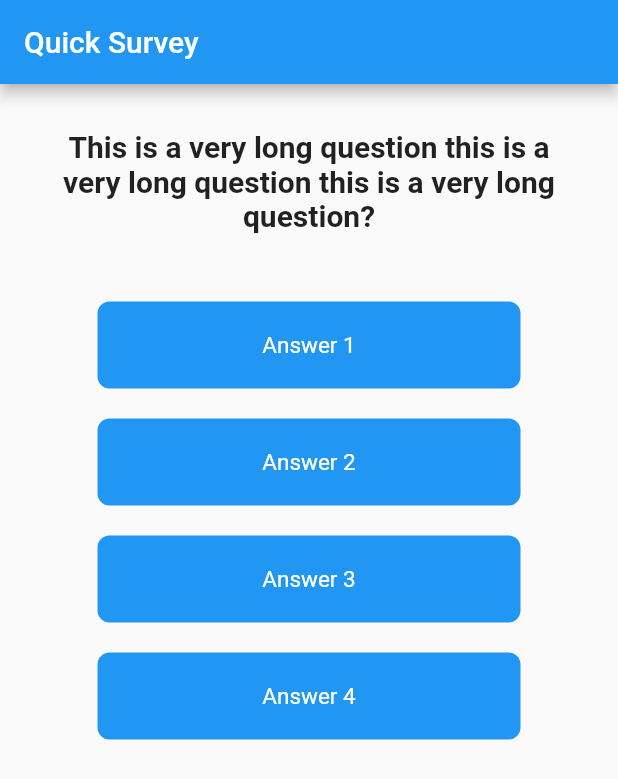
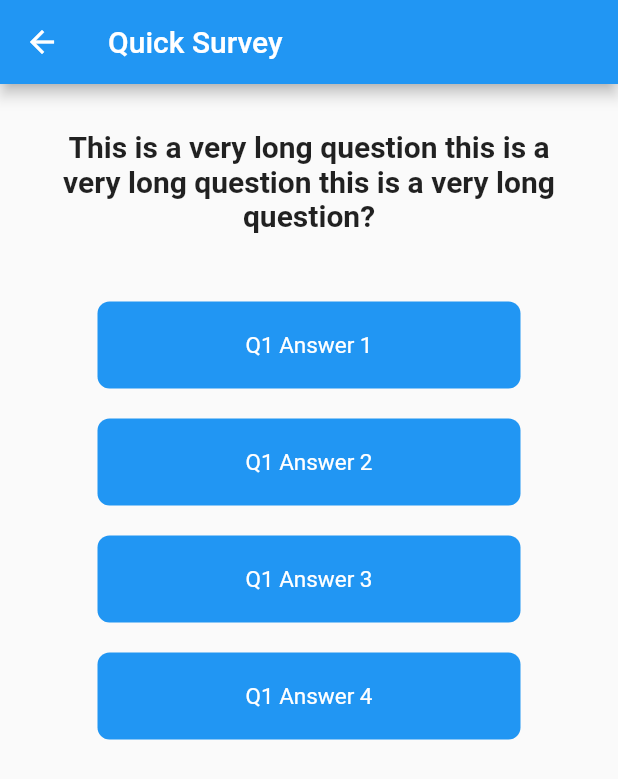
Before and after one commit to AmalSresh/PlanUp, a Flutter app: the SurveyPage screen opened directly, on a phone screen of 412 x 824 dp. Shown: the top 779 px of the screen. Run offline on Flutter 3.47's test engine with Material 2 defaults, Android fonts, the phone set to English and light mode, and no system bars; our stand-ins replace firebase_auth, firebase_core, flutter_signin_button, google_sign_in; accounts and stored records are empty.

Commit message:
added functionality to survey ui, currently lacking ai and output

```diff
--- a/lib/components/q_and_a_box.dart
+++ b/lib/components/q_and_a_box.dart
@@ -32,66 +32,9 @@ class AnswerButton extends StatelessWidget {
   }
 }
 
-class QAndABox extends StatefulWidget {
-  final String question;
-  final List<String> answers;
-  final Function()? onTap;
+class QAndAInput {
+  String question;
+  List<String> answers;
 
-  const QAndABox({
-    super.key,
-    required this.question,
-    required this.answers,
-    required this.onTap,
-  });
-
-  @override
-  State<QAndABox> createState() => _QAndABoxState();
+  QAndAInput({required this.question, required this.answers});
 }
-
-class _QAndABoxState extends State<QAndABox> {
-  @override
-  Widget build(BuildContext context) {
-    return Scaffold(
-      appBar: AppBar(
-        title: const Text('Quick Survey'),
-      ),
-      body: Column(
-        children: [
-          Container(
-            height: 90.0,
-            margin: const EdgeInsets.symmetric(horizontal: 30.0, vertical: 20.0),
-            alignment: Alignment.center,
-            // color: Colors.grey, // TEMPORARY DELETE LATER
-            child: Text(
-              widget.question,
-              textAlign: TextAlign.center,
-              style: const TextStyle(
-                fontSize: 20.0,
-                fontWeight: FontWeight.bold,
-              ),
-            ),
-          ),
-          Expanded(
-            child: Container(
-              margin: const EdgeInsets.symmetric(horizontal: 30.0, vertical: 5.0),
-              // color: Colors.blue, // TEMPORARY DELETE LATER
-              alignment: Alignment.center,
-              child: ListView.builder(
-                itemCount: widget.answers.length,
-                itemBuilder: (context, index) {
-                  return Container(
-                    margin: const EdgeInsets.all(10.0),
-                    child: AnswerButton(
-                      onTap: widget.onTap,
-                      text: widget.answers[index],
-                    ),
-                  );
-                },
-              ),
-            ),
-          ),
-        ],
-      ),
-    );
-  }
-}
--- a/lib/pages/survey_page.dart
+++ b/lib/pages/survey_page.dart
@@ -1,3 +1,5 @@
+import 'dart:math';
+
 import 'package:flutter/material.dart';
 import 'package:cpsc_362_project/components/q_and_a_box.dart';
 
@@ -10,16 +12,113 @@ class SurveyPage extends StatefulWidget {
 
 class _SurveyPageState extends State<SurveyPage> {
 
-  final String tQuestion = "This is a very long question this is a very long question this is a very long question?";
-  final List<String> tAnswerList = ["Answer 1","Answer 2","Answer 3", "Answer 4"];
+  QAndAInput input = QAndAInput(
+      question: "This is a very long question this is a very long question this is a very long question?",
+      answers: ["Q1 Answer 1","Q1 Answer 2","Q1 Answer 3", "Q1 Answer 4"]);
 
-  // generate question
-  void generateQ() {
+  // false by default, reset flag if generating new survey
+  bool lastQuestion = false;
 
+  // generate next question
+  void generateNextQAndA(final int index) {
+    // set lastQuestion flag to TRUE if already generated last question
+    // output question and answer to data file
+    // generate new QAndAInput and replace ... object with new question and answer
+
+    // below is just example of usage DO NOT USE IN FINAL CODE
+    print(input.answers[index]);
+
+    if (input.question == "This is long question number 2?") {
+      lastQuestion = true;
+    }
+    input.question = "This is long question number 2?";
+    input.answers = ["Q2 Answer 1","Q2 Answer 2","Q2 Answer 3", "Q2 Answer 4"];
+    // end example
+  }
+
+  // resets survey to first question
+  void resetSurvey() {
+    // REQUIRED set lastQuestion flag to false
+    lastQuestion = false;
+    // set input variable back to whatever first question and continue generating
+
+    // below is just example of usage DO NOT USE IN FINAL CODE
+    input = QAndAInput(
+        question: "This is a very long question this is a very long question this is a very long question?",
+        answers: ["Q1 Answer 1","Q1 Answer 2","Q1 Answer 3", "Q1 Answer 4"]);
+    // end example
   }
 
   @override
   Widget build(BuildContext context) {
-    return QAndABox(question: tQuestion, answers: tAnswerList, onTap: generateQ);
+    return Scaffold(
+      appBar: AppBar(
+        title: const Text('Quick Survey'),
+      ),
+      body:
+        (lastQuestion == false) ? qAndAColumn() : endSurvey(),
+    );
+  }
+
+  Widget qAndAColumn() {
+    return Column(
+      children: [
+        Container(
+          height: 90.0,
+          margin: const EdgeInsets.symmetric(horizontal: 30.0, vertical: 20.0),
+          alignment: Alignment.center,
+          // color: Colors.grey, // TEMPORARY DELETE LATER
+          child: Text(
+            input.question,
+            textAlign: TextAlign.center,
+            style: const TextStyle(
+              fontSize: 20.0,
+              fontWeight: FontWeight.bold,
+            ),
+          ),
+        ),
+        Expanded(
+          child: Container(
+            margin: const EdgeInsets.symmetric(horizontal: 30.0, vertical: 5.0),
+            // color: Colors.blue, // TEMPORARY DELETE LATER
+            alignment: Alignment.center,
+            child: ListView.builder(
+              itemCount: input.answers.length,
+              itemBuilder: (context, index) {
+                return Container(
+                  margin: const EdgeInsets.all(10.0),
+                  child: AnswerButton(
+                    onTap: () {
+                      setState(() {
+                        generateNextQAndA(index);
+                      });
+                    },
+                    text: input.answers[index],
+                  ),
+                );
+              },
+            ),
+          ),
+        ),
+      ],
+    );
+  }
+
+  Widget endSurvey() {
+    return Center(
+        child: Container(
+          margin: const EdgeInsets.only(left: 60.0, right: 60.0),
+          height: 75.0,
+          alignment: Alignment.center,
+          child: AnswerButton(
+            onTap: () {
+              setState(() {
+                resetSurvey();
+              });
+            },
+            text: "Generate New Survey",
+          )
+      ),
+    );
   }
 }
```
